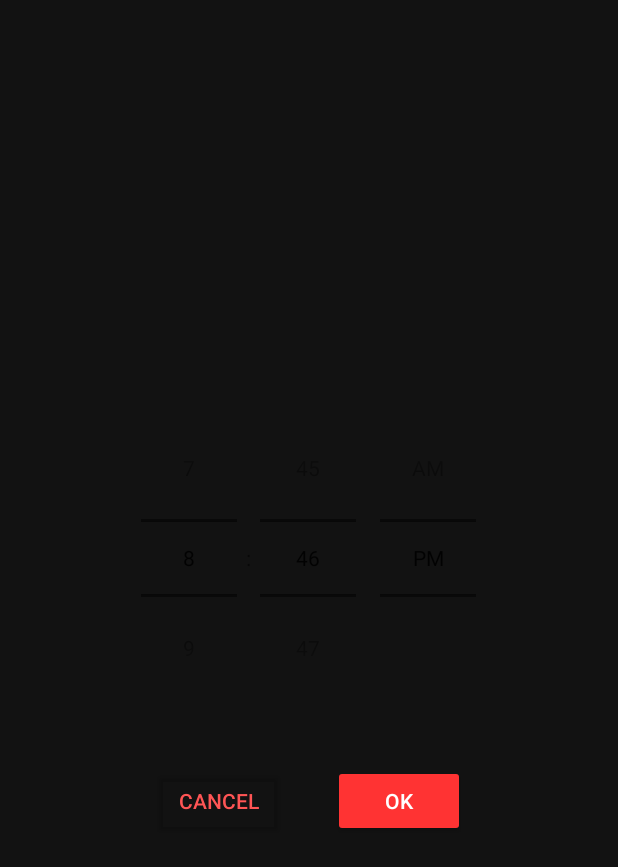
After one commit to kxtronic/Gentle_Wake_1_Android, an Android app: the layout activity_edit_alarm.xml on its own in the app's theme, with its tools: preview values and no code run, on a phone screen of 412 x 824 dp. The commit adds this screen. Shown: the top 867 px of the screen. Run offline under Robolectric (Android 15) with nearby library versions, the light colour scheme and no system bars.

Commit message:
Pop up fix: App asks for permission to stay on top of other apps. Alarm shows wake up screen correctly in all cases (on top, in background and when phone is asleep).
ToDo: A ntofictaion still appears when the alarm fires, cluttering the screen.

```diff
--- a/app/src/main/res/layout/activity_alarm.xml
+++ b/app/src/main/res/layout/activity_alarm.xml
@@ -2,13 +2,12 @@
 <RelativeLayout xmlns:android="http://schemas.android.com/apk/res/android"
     android:layout_width="match_parent"
     android:layout_height="match_parent"
-    android:background="#FF0000"
+    android:minWidth="2000dp" android:minHeight="2000dp" android:background="#FF0000"
     android:gravity="center">
 
     <TextView
         android:layout_width="wrap_content"
         android:layout_height="wrap_content"
-        android:layout_centerHorizontal="true"
         android:text="WAKE UP!"
         android:textColor="#FFFFFF"
         android:textSize="40sp" />
@@ -17,8 +16,8 @@
         android:id="@+id/btnDismiss"
         android:layout_width="wrap_content"
         android:layout_height="wrap_content"
+        android:layout_centerHorizontal="true"
         android:layout_alignParentBottom="true"
-        android:layout_centerHorizontal="true"
         android:layout_marginBottom="100dp"
         android:text="Dismiss" />
 </RelativeLayout>
--- /dev/null
+++ b/app/src/main/res/layout/activity_edit_alarm.xml
@@ -0,0 +1,41 @@
+<?xml version="1.0" encoding="utf-8"?>
+<LinearLayout xmlns:android="http://schemas.android.com/apk/res/android"
+    android:layout_width="match_parent"
+    android:layout_height="match_parent"
+    android:orientation="vertical"
+    android:background="#121212"
+    android:gravity="center"
+    android:padding="24dp">
+
+    <TimePicker
+        android:id="@+id/editTimePicker"
+        android:layout_width="wrap_content"
+        android:layout_height="wrap_content"
+        android:timePickerMode="spinner" />
+
+    <LinearLayout
+        android:layout_width="match_parent"
+        android:layout_height="wrap_content"
+        android:orientation="horizontal"
+        android:gravity="center"
+        android:layout_marginTop="32dp">
+
+        <Button
+            android:id="@+id/btnCancel"
+            android:layout_width="wrap_content"
+            android:layout_height="wrap_content"
+            android:text="Cancel"
+            android:textColor="#FF5555"
+            android:backgroundTint="#00000000"
+            android:layout_marginEnd="32dp" />
+
+        <Button
+            android:id="@+id/btnOk"
+            android:layout_width="wrap_content"
+            android:layout_height="wrap_content"
+            android:text="OK"
+            android:backgroundTint="#FF3333"
+            android:textColor="#FFFFFF" />
+    </LinearLayout>
+
+</LinearLayout>
```
Also changed, not shown: app/src/main/AndroidManifest.xml (+15 -1 lines), app/src/main/java/com/example/alarmclock/AlarmActivity.kt (+14 -75 lines), app/src/main/java/com/example/alarmclock/AlarmReceiver.kt (+5 -39 lines), app/src/main/java/com/example/alarmclock/AlarmService.kt (added, +112 -0 lines), app/src/main/java/com/example/alarmclock/EditAlarmActivity.kt (added, +65 -0 lines), app/src/main/java/com/example/alarmclock/MainActivity.kt (+47 -11 lines).
